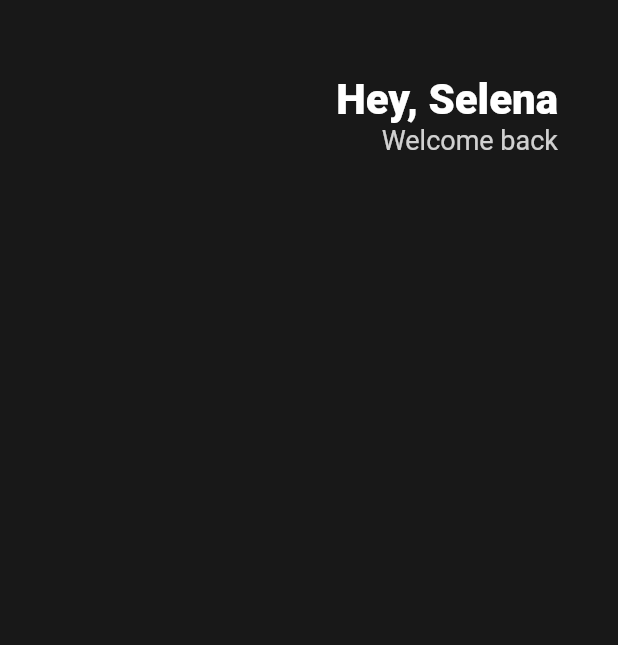
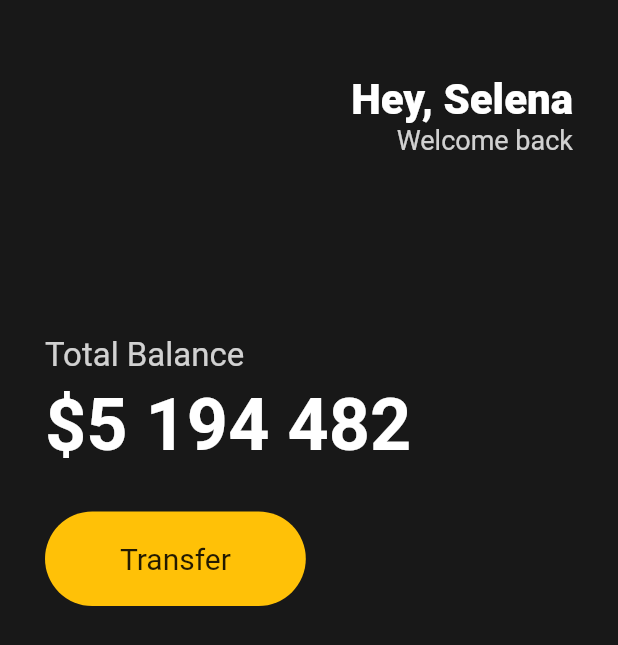
Before and after one commit to MalMyeong/flutter_practice, a Flutter app: the screen it shows after launch, on a phone screen of 412 x 824 dp. Shown: the top 645 px of the screen. Run offline on Flutter 3.47's test engine with Material 2 defaults, Android fonts, the phone set to English and light mode, and no system bars; missing offline and left inert: dart:ffi.

Commit message:
Make Button Section_1

```diff
--- a/lib/main.dart
+++ b/lib/main.dart
@@ -1,3 +1,5 @@
+import 'dart:ffi';
+
 import 'package:flutter/material.dart';
 
 class Player {
@@ -19,8 +21,9 @@ class App extends StatelessWidget {
       home: Scaffold(
         backgroundColor: Color(0xFF181818),
         body: Padding(
-          padding: EdgeInsets.symmetric(horizontal: 40),
+          padding: EdgeInsets.symmetric(horizontal: 30),
           child: Column(
+            crossAxisAlignment: CrossAxisAlignment.start,
             children: [
               SizedBox(
                 height: 50,
@@ -49,6 +52,50 @@ class App extends StatelessWidget {
                     ],
                   )
                 ],
+              ),
+              SizedBox(
+                height: 120,
+              ),
+              Text(
+                'Total Balance',
+                style: TextStyle(
+                  color: Colors.white.withOpacity(0.8),
+                  fontSize: 22,
+                ),
+              ),
+              SizedBox(
+                height: 5,
+              ),
+              Text(
+                '\$5 194 482',
+                style: TextStyle(
+                  fontSize: 48,
+                  fontWeight: FontWeight.w600,
+                  color: Colors.white,
+                ),
+              ),
+              SizedBox(
+                height: 30,
+              ),
+              Row(
+                children: [
+                  Container(
+                    decoration: BoxDecoration(
+                      color: Colors.amber,
+                      borderRadius: BorderRadius.circular(45),
+                    ),
+                    child: Padding(
+                      padding:
+                          EdgeInsets.symmetric(vertical: 20, horizontal: 50),
+                      child: Text(
+                        'Transfer',
+                        style: TextStyle(
+                          fontSize: 20,
+                        ),
+                      ),
+                    ),
+                  )
+                ],
               )
             ],
           ),
```
